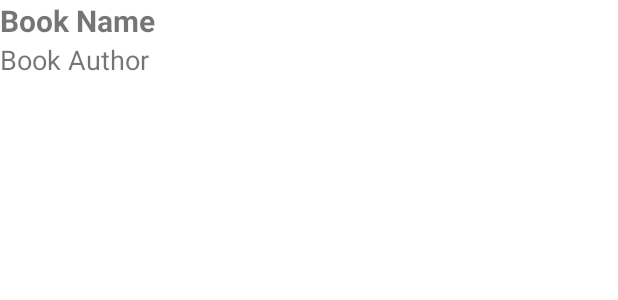
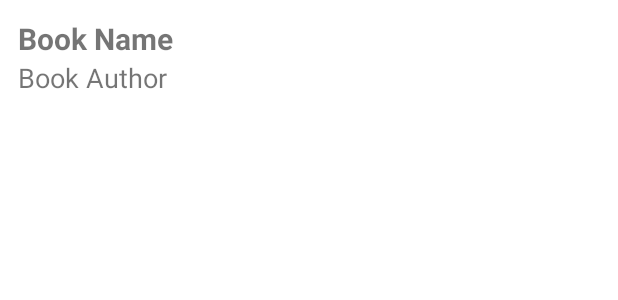
Before and after one commit to abdellatif-laghjaj/bilio-test, an Android app: the layout book_list_item.xml on its own in the app's theme, with its tools: preview values and no code run, on a phone screen of 412 x 824 dp. Shown: the top 300 px of the screen. Run offline under Robolectric (Android 15) with nearby library versions, the phone set to English and light mode, and no system bars.

Commit message:
get books of a category

```diff
--- a/app/src/main/java/com/abdellatif/biblio/BooksActivity.java
+++ b/app/src/main/java/com/abdellatif/biblio/BooksActivity.java
@@ -33,6 +33,8 @@ public class BooksActivity extends AppCompatActivity {
         category_id = getIntent().getStringExtra("category_id");
 
         books_list = findViewById(R.id.books_list);
+
+        readBooks();
     }
 
 
@@ -47,6 +49,8 @@ public class BooksActivity extends AppCompatActivity {
                 }
                 bookAdapter = new BookAdapter(books, BooksActivity.this);
                 books_list.setAdapter(bookAdapter);
+                RecyclerView.LayoutManager layoutManager = new LinearLayoutManager(BooksActivity.this);
+                books_list.setLayoutManager(layoutManager);
             }
 
             @Override
--- a/app/src/main/java/com/abdellatif/biblio/MainActivity.java
+++ b/app/src/main/java/com/abdellatif/biblio/MainActivity.java
@@ -38,6 +38,7 @@ public class MainActivity extends AppCompatActivity {
 
     private void readCategories() {
         initCategories();
+        initBooks();
         dbRef.child("categories").addValueEventListener(new ValueEventListener() {
             @Override
             public void onDataChange(DataSnapshot snapshot) {
@@ -74,6 +75,7 @@ public class MainActivity extends AppCompatActivity {
         ArrayList<Book> books = new ArrayList<>();
         for (int i = 0; i < 20; i++) {
             String id = dbRef.push().getKey();
+            randomCategory = getRandomCategory();
             Book book = new Book(id, "Author #" + i, "Book title #" + 1, randomCategory);
             books.add(book);
             dbRef.child("books").child(id).setValue(book);
--- /dev/null
+++ b/app/src/main/res/drawable/ic_book.xml
@@ -0,0 +1,8 @@
+<vector android:autoMirrored="true" android:height="24dp"
+    android:tint="#FFFFFF" android:viewportHeight="24"
+    android:viewportWidth="24" android:width="24dp" xmlns:android="http://schemas.android.com/apk/res/android">
+    <path android:fillColor="@android:color/white" android:pathData="M21,5c-1.11,-0.35 -2.33,-0.5 -3.5,-0.5c-1.95,0 -4.05,0.4 -5.5,1.5c-1.45,-1.1 -3.55,-1.5 -5.5,-1.5S2.45,4.9 1,6v14.65c0,0.25 0.25,0.5 0.5,0.5c0.1,0 0.15,-0.05 0.25,-0.05C3.1,20.45 5.05,20 6.5,20c1.95,0 4.05,0.4 5.5,1.5c1.35,-0.85 3.8,-1.5 5.5,-1.5c1.65,0 3.35,0.3 4.75,1.05c0.1,0.05 0.15,0.05 0.25,0.05c0.25,0 0.5,-0.25 0.5,-0.5V6C22.4,5.55 21.75,5.25 21,5zM21,18.5c-1.1,-0.35 -2.3,-0.5 -3.5,-0.5c-1.7,0 -4.15,0.65 -5.5,1.5V8c1.35,-0.85 3.8,-1.5 5.5,-1.5c1.2,0 2.4,0.15 3.5,0.5V18.5z"/>
+    <path android:fillColor="@android:color/white" android:pathData="M17.5,10.5c0.88,0 1.73,0.09 2.5,0.26V9.24C19.21,9.09 18.36,9 17.5,9c-1.7,0 -3.24,0.29 -4.5,0.83v1.66C14.13,10.85 15.7,10.5 17.5,10.5z"/>
+    <path android:fillColor="@android:color/white" android:pathData="M13,12.49v1.66c1.13,-0.64 2.7,-0.99 4.5,-0.99c0.88,0 1.73,0.09 2.5,0.26V11.9c-0.79,-0.15 -1.64,-0.24 -2.5,-0.24C15.8,11.66 14.26,11.96 13,12.49z"/>
+    <path android:fillColor="@android:color/white" android:pathData="M17.5,14.33c-1.7,0 -3.24,0.29 -4.5,0.83v1.66c1.13,-0.64 2.7,-0.99 4.5,-0.99c0.88,0 1.73,0.09 2.5,0.26v-1.52C19.21,14.41 18.36,14.33 17.5,14.33z"/>
+</vector>
--- a/app/src/main/res/layout/book_list_item.xml
+++ b/app/src/main/res/layout/book_list_item.xml
@@ -1,8 +1,15 @@
 <?xml version="1.0" encoding="utf-8"?>
-<LinearLayout xmlns:android="http://schemas.android.com/apk/res/android"
+<RelativeLayout xmlns:android="http://schemas.android.com/apk/res/android"
     android:layout_width="match_parent"
-    android:layout_height="match_parent"
+    android:layout_height="wrap_content"
     android:orientation="vertical">
+
+    <LinearLayout
+        android:layout_width="wrap_content"
+        android:layout_height="wrap_content"
+        android:layout_centerVertical="true"
+        android:orientation="vertical"
+        android:padding="12dp">
 
         <TextView
             android:id="@+id/book_name"
@@ -19,3 +26,12 @@
             android:text="Book Author"
             android:textSize="18sp" />
     </LinearLayout>
+
+    <ImageView
+        android:layout_width="wrap_content"
+        android:layout_height="wrap_content"
+        android:layout_alignParentEnd="true"
+        android:layout_centerVertical="true"
+        android:layout_marginVertical="12dp"
+        android:src="@drawable/ic_book" />
+</RelativeLayout>
```
Lines whose indentation alone changed are shown as unchanged.
